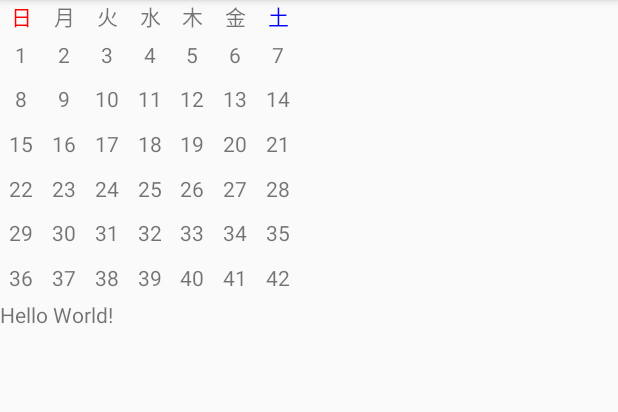
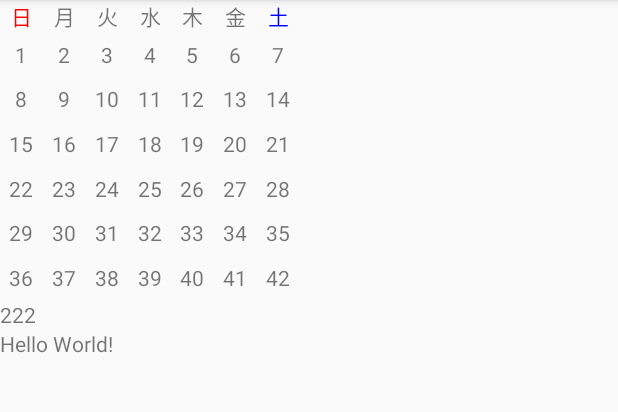
Before and after one commit to eijenson/bravefrontiercalendar, an Android app: the screen it shows after launch (MainActivity), on a phone screen of 412 x 824 dp, the part 84-496 px from its top. Run offline under Robolectric (Android 15) with nearby library versions, the phone set to English and light mode, and no system bars; libraries missing offline, so code that uses them is left out: kotlinx.coroutines.experimental; 1 statement that could not run was skipped.

Commit message:
カレンダーカラムのカスタムレイアウトのさくせい

```diff
--- /dev/null
+++ b/app/src/main/java/eijenson/braveflontiercarendar/view/custom/CalendarColumn.kt
@@ -0,0 +1,25 @@
+package eijenson.braveflontiercarendar.view.custom
+
+import android.content.Context
+import android.util.AttributeSet
+import android.view.View
+import android.widget.LinearLayout
+import eijenson.braveflontiercarendar.R
+import kotlinx.android.synthetic.main.calendar_column.view.*
+
+/**
+ * Created by kobayashimakoto on 2017/08/13.
+ */
+class CalendarColumn @JvmOverloads constructor(
+        context: Context,
+        attrs: AttributeSet? = null,
+        defStyleAttr: Int = 0) : LinearLayout(context, attrs, defStyleAttr) {
+    init {
+        View.inflate(context, R.layout.calendar_column, this)
+        val a = context.obtainStyledAttributes(attrs, R.styleable.CalendarColumn)
+        val columnText: String? = a.getString(R.styleable.CalendarColumn_text)
+        text_view.text = columnText
+        a.recycle()
+    }
+
+}
--- a/app/src/main/res/layout/activity_main.xml
+++ b/app/src/main/res/layout/activity_main.xml
@@ -9,14 +9,23 @@
 
     <include
         android:id="@+id/calendar"
+        layout="@layout/my_calendar_view"
         android:layout_width="200dp"
-        layout="@layout/my_calendar_view"
         android:layout_height="200dp"/>
 
-    <ScrollView
+    <eijenson.braveflontiercarendar.view.custom.CalendarColumn
+        android:id="@+id/calendarColumn"
         android:layout_width="match_parent"
         android:layout_height="wrap_content"
-        app:layout_constraintTop_toBottomOf="@+id/calendar">
+        app:layout_constraintStart_toStartOf="@+id/scrollView2"
+        app:layout_constraintTop_toBottomOf="@+id/calendar"
+        app:text="222"/>
+
+    <ScrollView
+        android:id="@+id/scrollView2"
+        android:layout_width="match_parent"
+        android:layout_height="0dp"
+        app:layout_constraintTop_toBottomOf="@+id/calendarColumn">
 
         <TextView
             android:id="@+id/hello"
--- /dev/null
+++ b/app/src/main/res/layout/calendar_column.xml
@@ -0,0 +1,12 @@
+<?xml version="1.0" encoding="utf-8"?>
+<LinearLayout xmlns:android="http://schemas.android.com/apk/res/android"
+              android:layout_width="match_parent"
+              android:layout_height="match_parent"
+              android:orientation="vertical">
+
+    <TextView
+        android:id="@+id/text_view"
+        android:layout_width="match_parent"
+        android:layout_height="match_parent"
+        android:text="1"/>
+</LinearLayout>
--- /dev/null
+++ b/app/src/main/res/values/attrs.xml
@@ -0,0 +1,6 @@
+<?xml version="1.0" encoding="utf-8"?>
+<resources>
+    <declare-styleable name="CalendarColumn">
+        <attr name="text" format="string"/>
+    </declare-styleable>
+</resources>
```
